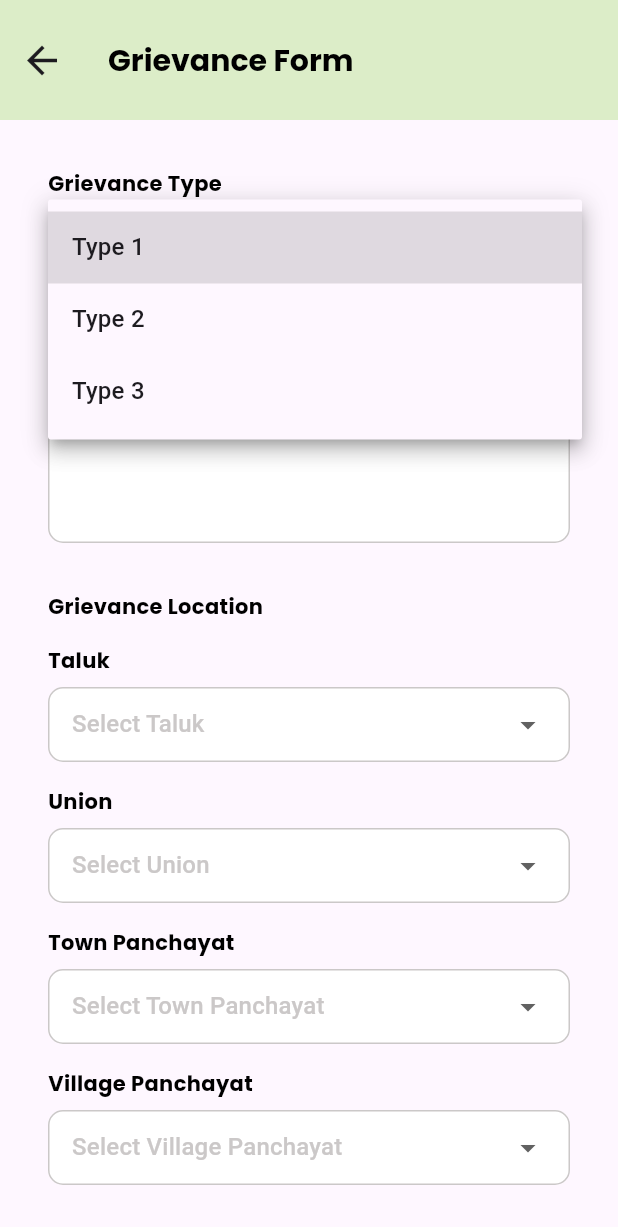
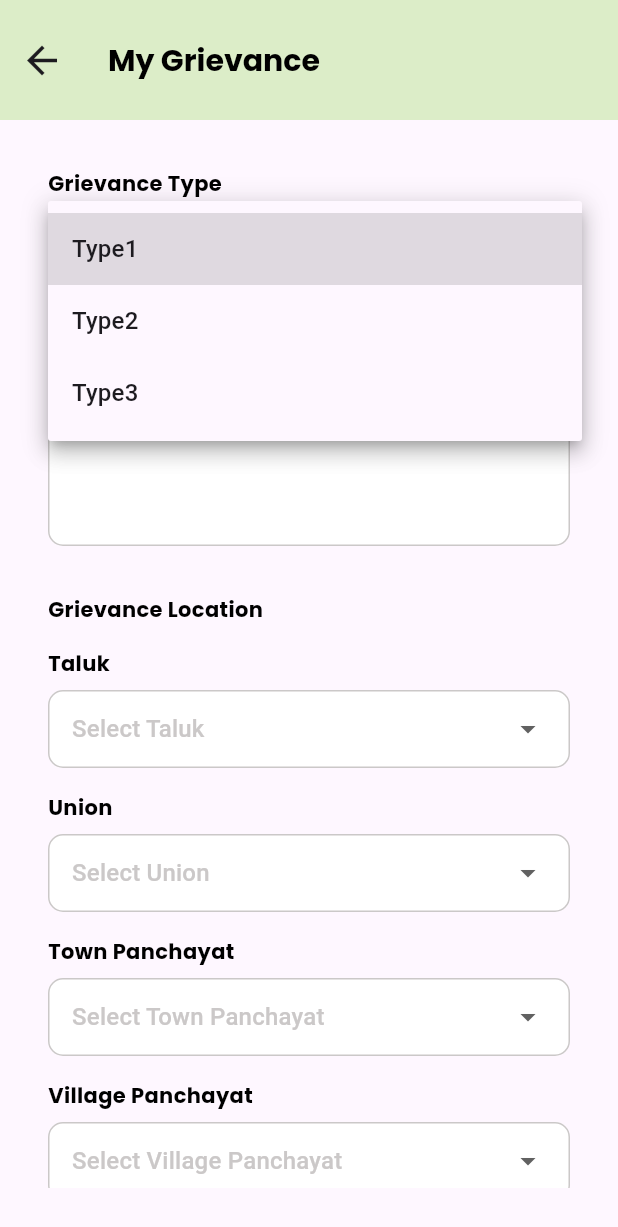
Before and after one commit to MahaStinSoft/PGPFlutterApp, a Flutter app: the GrievanceFormScreen screen opened directly, after a tap on "Select Grievance Type", on a phone screen of 412 x 824 dp. Shown: the top 1227 px of the screen. Run offline on Flutter 3.47's test engine with Material 3 defaults, Android fonts, the light colour scheme and no system bars; our stand-ins replace shared_preferences; accounts and stored records are empty.

Commit message:
updated tranlastion for grievance form

```diff
--- a/lib/colors.dart
+++ b/lib/colors.dart
@@ -4,7 +4,7 @@ import 'package:flutter/material.dart';
 class AppColors {
   static const Color primaryColor = Color.fromRGBO(18, 74, 21, 1); // Green
   static const Color secondaryColor =
-      Color(0xFF004D40); // Dark Teal (example secondary color)
+      Color.fromARGB(255, 220, 237, 200); // Dark Teal (example secondary color)
   static const Color textDarkColor = Colors.black;
   static const Color textLightColor = Colors.white;
   static const Color normalTextColor = Colors.grey;
--- a/lib/widgets/grievanceFrom.dart
+++ b/lib/widgets/grievanceFrom.dart
@@ -1,6 +1,7 @@
 import 'package:flutter/material.dart';
 import 'package:flutterapp/colors.dart';
-import 'package:flutterapp/styles.dart'; // Ensure this file exists and contains the AppColors definition
+import 'package:flutterapp/styles.dart';
+import 'package:flutterapp/generated/l10n.dart';
 
 class GrievanceFormScreen extends StatefulWidget {
   @override
@@ -23,7 +24,7 @@ class _GrievanceFormScreenState extends State<GrievanceFormScreen> {
     return Scaffold(
       appBar: AppBar(
         title: Text(
-            'Grievance Form',
+          S.of(context).myGrievance,
           style: AppTextStyles.headerStyle,
         ),
         leading: IconButton(
@@ -35,8 +36,9 @@ class _GrievanceFormScreenState extends State<GrievanceFormScreen> {
             Navigator.pop(context);
           },
         ),
-          backgroundColor: Colors.lightGreen[100],
-          toolbarHeight: 80.0),
+        backgroundColor: AppColors.secondaryColor,
+        toolbarHeight: 80.0,
+      ),
       body: Padding(
         padding: const EdgeInsets.all(32.0),
         child: Form(
@@ -44,10 +46,14 @@ class _GrievanceFormScreenState extends State<GrievanceFormScreen> {
           child: ListView(
             children: <Widget>[
               _buildDropdownField(
-                label: 'Grievance Type',
+                label: S.of(context).grievanceType,
                 value: grievanceType,
-                hint: 'Select Grievance Type',
-                items: ['Type 1', 'Type 2', 'Type 3'],
+                hint: S.of(context).selectGrievanceType,
+                items: [
+                  S.of(context).type1,
+                  S.of(context).type2,
+                  S.of(context).type3
+                ],
                 onChanged: (newValue) {
                   setState(() {
                     grievanceType = newValue;
@@ -55,22 +61,22 @@ class _GrievanceFormScreenState extends State<GrievanceFormScreen> {
                 },
               ),
               _buildTextField(
-                label: 'Grievance',
-                hint: 'Enter your query',
+                label: S.of(context).grievance,
+                hint: S.of(context).enterYourQuery,
                 maxLines: 4,
               ),
               Padding(
                 padding: const EdgeInsets.symmetric(vertical: 16.0),
                 child: Text(
-                  'Grievance Location',
+                  S.of(context).grievanceLocation,
                   style: AppTextStyles.defaultStyle
                       .copyWith(fontWeight: FontWeight.w600),
                 ),
               ),
               _buildDropdownField(
-                label: 'Taluk',
+                label: S.of(context).taluk,
                 value: taluk,
-                hint: 'Select Taluk',
+                hint: S.of(context).selectTaluk,
                 items: ['Taluk 1', 'Taluk 2', 'Taluk 3'],
                 onChanged: (newValue) {
                   setState(() {
@@ -79,9 +85,9 @@ class _GrievanceFormScreenState extends State<GrievanceFormScreen> {
                 },
               ),
               _buildDropdownField(
-                label: 'Union',
+                label: S.of(context).union,
                 value: union,
-                hint: 'Select Union',
+                hint: S.of(context).selectUnion,
                 items: ['Union 1', 'Union 2', 'Union 3'],
                 onChanged: (newValue) {
                   setState(() {
@@ -90,9 +96,9 @@ class _GrievanceFormScreenState extends State<GrievanceFormScreen> {
                 },
               ),
               _buildDropdownField(
-                label: 'Town Panchayat',
+                label: S.of(context).townPanchayat,
                 value: townPanchayat,
-                hint: 'Select Town Panchayat',
+                hint: S.of(context).selectTownPanchayat,
                 items: [
                   'Town Panchayat 1',
                   'Town Panchayat 2',
@@ -105,9 +111,9 @@ class _GrievanceFormScreenState extends State<GrievanceFormScreen> {
                 },
               ),
               _buildDropdownField(
-                label: 'Village Panchayat',
+                label: S.of(context).villagePanchayat,
                 value: villagePanchayat,
-                hint: 'Select Village Panchayat',
+                hint: S.of(context).selectVillagePanchayat,
                 items: [
                   'Village Panchayat 1',
                   'Village Panchayat 2',
@@ -120,9 +126,9 @@ class _GrievanceFormScreenState extends State<GrievanceFormScreen> {
                 },
               ),
               _buildDropdownField(
-                label: 'Village / Town',
+                label: S.of(context).villageTown,
                 value: villageTown,
-                hint: 'Select Village / Town',
+                hint: S.of(context).selectVillageTown,
                 items: ['Village 1', 'Town 1', 'Village 2', 'Town 2'],
                 onChanged: (newValue) {
                   setState(() {
@@ -131,9 +137,9 @@ class _GrievanceFormScreenState extends State<GrievanceFormScreen> {
                 },
               ),
               _buildDropdownField(
-                label: 'Ward No',
+                label: S.of(context).wardNo,
                 value: wardNo,
-                hint: 'Select Ward No',
+                hint: S.of(context).selectWardNo,
                 items: ['Ward 1', 'Ward 2', 'Ward 3'],
                 onChanged: (newValue) {
                   setState(() {
@@ -142,9 +148,9 @@ class _GrievanceFormScreenState extends State<GrievanceFormScreen> {
                 },
               ),
               _buildDropdownField(
-                label: 'Street Name',
+                label: S.of(context).streetName,
                 value: streetName,
-                hint: 'Select Street',
+                hint: S.of(context).selectStreetName,
                 items: ['Street 1', 'Street 2', 'Street 3'],
                 onChanged: (newValue) {
                   setState(() {
@@ -152,21 +158,6 @@ class _GrievanceFormScreenState extends State<GrievanceFormScreen> {
                   });
                 },
               ),
-              // SizedBox(height: 20),
-              // ElevatedButton(
-              //   onPressed: () {
-              //     if (_formKey.currentState?.validate() ?? false) {
-              //       // Process the form submission
-              //     }
-              //   },
-              //   style: ElevatedButton.styleFrom(
-              //     backgroundColor: Colors.green,
-              //     shape: RoundedRectangleBorder(
-              //       borderRadius: BorderRadius.circular(8.0),
-              //     ),
-              //   ),
-              //   child: Text('Submit'),
-              // ),
               const SizedBox(height: 10),
               Container(
                 margin: const EdgeInsets.symmetric(horizontal: 10.0),
@@ -181,7 +172,7 @@ class _GrievanceFormScreenState extends State<GrievanceFormScreen> {
                         }
                       },
                       child: Text(
-                        'Submit',
+                        S.of(context).submit,
                         style: AppTextStyles.defaultStyle.copyWith(
                           color: AppColors.textLightColor,
                           fontWeight: FontWeight.w600,
@@ -217,44 +208,36 @@ class _GrievanceFormScreenState extends State<GrievanceFormScreen> {
                 .copyWith(fontWeight: FontWeight.w600),
           ),
           SizedBox(height: 8),
-          FormField<String>(
-            builder: (FormFieldState<String> state) {
-              return InputDecorator(
+          ConstrainedBox(
+            constraints: BoxConstraints(maxWidth: double.infinity),
+            child: InputDecorator(
               decoration: InputDecoration(
-                  contentPadding: EdgeInsets.symmetric(
-                      vertical: 5.0,
-                      horizontal: 12.0), // Adjust vertical padding
+                contentPadding:
+                    EdgeInsets.symmetric(vertical: 2.0, horizontal: 12.0),
                 hintText: hint,
                 hintStyle: TextStyle(color: AppColors.hintTextColor),
                 border: OutlineInputBorder(
                   borderRadius: BorderRadius.circular(10.0),
-                    borderSide: BorderSide(
-                      color: AppColors.hintTextColor,
-                    ),
+                  borderSide: BorderSide(color: AppColors.hintTextColor),
                 ),
                 enabledBorder: OutlineInputBorder(
                   borderRadius: BorderRadius.circular(10.0),
-                    borderSide: BorderSide(
-                      color: AppColors.hintTextColor,
-                    ),
+                  borderSide: BorderSide(color: AppColors.hintTextColor),
                 ),
                 focusedBorder: OutlineInputBorder(
                   borderRadius: BorderRadius.circular(10.0),
-                    borderSide: BorderSide(
-                      color: AppColors.hintTextColor,
-                    ),
+                  borderSide: BorderSide(color: AppColors.hintTextColor),
                 ),
                 filled: true,
                 fillColor: Colors.white,
               ),
               child: DropdownButtonHideUnderline(
-                  child: SizedBox(
-                    height: 40.0, // Adjust height here
                 child: DropdownButton<String>(
+                  isExpanded:
+                      true, // Ensures the DropdownButton takes full width
                   value: value,
                   onChanged: (newValue) {
                     onChanged(newValue);
-                        state.didChange(newValue);
                   },
                   items: items.map((String item) {
                     return DropdownMenuItem<String>(
@@ -263,7 +246,7 @@ class _GrievanceFormScreenState extends State<GrievanceFormScreen> {
                     );
                   }).toList(),
                   hint: Align(
-                        alignment: Alignment.center,
+                    alignment: Alignment.centerLeft,
                     child: Text(
                       hint,
                       style: TextStyle(color: AppColors.hintTextColor),
@@ -272,8 +255,6 @@ class _GrievanceFormScreenState extends State<GrievanceFormScreen> {
                 ),
               ),
             ),
-              );
-            },
           ),
         ],
       ),
@@ -302,21 +283,15 @@ class _GrievanceFormScreenState extends State<GrievanceFormScreen> {
               hintStyle: TextStyle(color: AppColors.hintTextColor),
               border: OutlineInputBorder(
                 borderRadius: BorderRadius.circular(10.0),
-                borderSide: BorderSide(
-                  color: AppColors.hintTextColor,
-                ),
+                borderSide: BorderSide(color: AppColors.hintTextColor),
               ),
               enabledBorder: OutlineInputBorder(
                 borderRadius: BorderRadius.circular(10.0),
-                borderSide: BorderSide(
-                  color: AppColors.hintTextColor,
-                ),
+                borderSide: BorderSide(color: AppColors.hintTextColor),
               ),
               focusedBorder: OutlineInputBorder(
                 borderRadius: BorderRadius.circular(10.0),
-                borderSide: BorderSide(
-                  color: AppColors.hintTextColor,
-                ),
+                borderSide: BorderSide(color: AppColors.hintTextColor),
               ),
               filled: true,
               fillColor: Colors.white,
```
Also changed, not shown: lib/l10n/intl_en.arb (+27 -1 lines), lib/l10n/intl_ta.arb (+27 -1 lines), lib/generated/intl/messages_en.dart, lib/generated/intl/messages_ta.dart, lib/generated/l10n.dart. Lines whose indentation alone changed are shown as unchanged.
